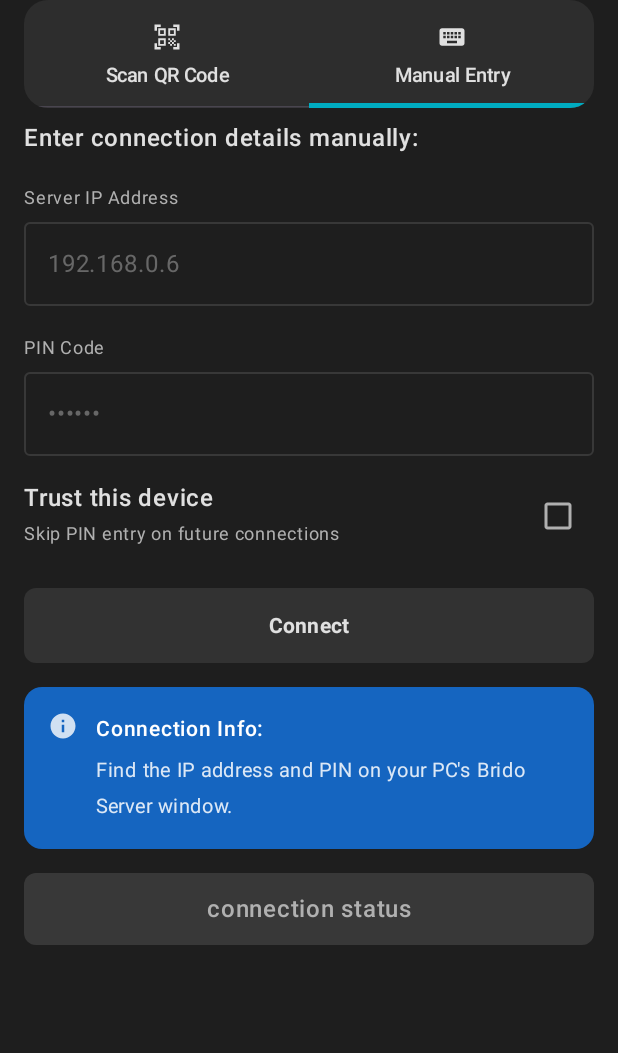
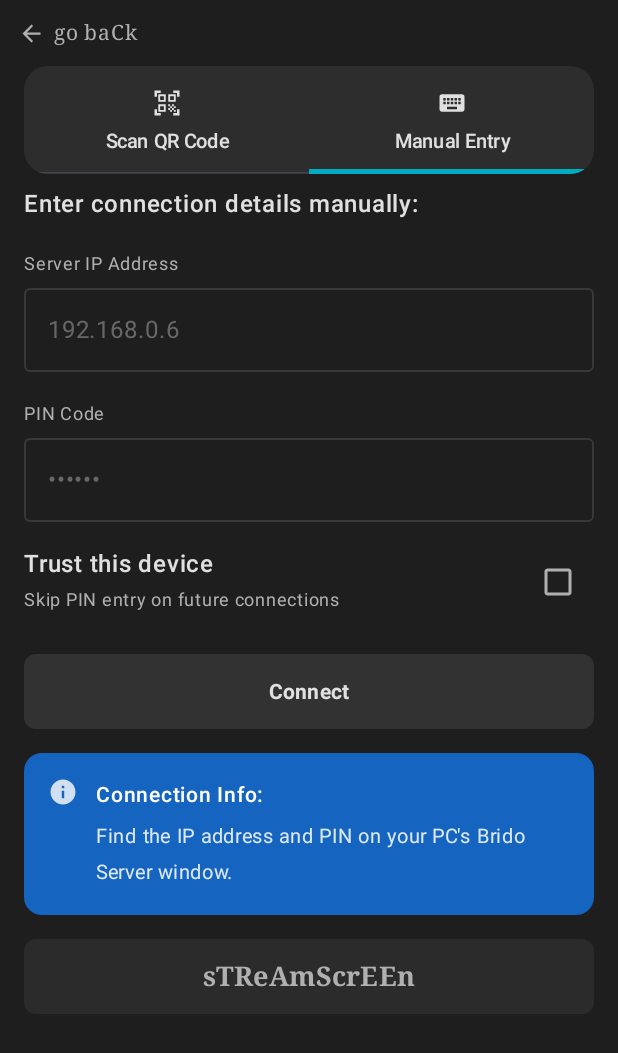
Before and after one commit to vinayakawac/brido, an Android app built with Jetpack Compose: the screen it shows after launch (MainActivity), on a phone screen of 412 x 824 dp. Shown: the top 1053 px of the screen. Run offline under Robolectric (Android 15) with nearby library versions, the light colour scheme and no system bars.

Commit message:
added back navigation in ConnectionScreen and StreamScreen; streamline navigation logic in BridoNavigation

```diff
--- a/brido_app/app/src/main/java/com/example/brido/navigation/BridoNavigation.kt
+++ b/brido_app/app/src/main/java/com/example/brido/navigation/BridoNavigation.kt
@@ -28,9 +28,7 @@ fun BridoNavigation() {
         composable(Routes.WELCOME) {
             WelcomeScreen(
                 onContinue = {
-                    navController.navigate(Routes.CONNECTION) {
-                        popUpTo(Routes.WELCOME) { inclusive = true }
-                    }
+                    navController.navigate(Routes.CONNECTION)
                 },
             )
         }
@@ -38,10 +36,11 @@ fun BridoNavigation() {
         composable(Routes.CONNECTION) {
             ConnectionScreen(
                 viewModel = viewModel,
+                onGoBack = {
+                    navController.popBackStack()
+                },
                 onConnected = {
-                    navController.navigate(Routes.STREAM) {
-                        popUpTo(Routes.CONNECTION) { inclusive = true }
-                    }
+                    navController.navigate(Routes.STREAM)
                 },
             )
         }
@@ -49,7 +48,11 @@ fun BridoNavigation() {
         composable(Routes.STREAM) {
             StreamScreen(
                 viewModel = viewModel,
+                onGoBack = {
+                    navController.popBackStack()
+                },
                 onDisconnect = {
+                    viewModel.disconnect()
                     navController.navigate(Routes.CONNECTION) {
                         popUpTo(Routes.STREAM) { inclusive = true }
                     }
--- a/brido_app/app/src/main/java/com/example/brido/screens/ConnectionScreen.kt
+++ b/brido_app/app/src/main/java/com/example/brido/screens/ConnectionScreen.kt
@@ -1,5 +1,6 @@
 package com.example.brido.screens
 
+import androidx.compose.foundation.clickable
 import androidx.compose.foundation.background
 import androidx.compose.foundation.layout.Arrangement
 import androidx.compose.foundation.layout.Box
@@ -18,6 +19,7 @@ import androidx.compose.foundation.rememberScrollState
 import androidx.compose.foundation.shape.RoundedCornerShape
 import androidx.compose.foundation.verticalScroll
 import androidx.compose.material.icons.Icons
+import androidx.compose.material.icons.automirrored.filled.ArrowBack
 import androidx.compose.material.icons.filled.CheckBox
 import androidx.compose.material.icons.filled.CheckBoxOutlineBlank
 import androidx.compose.material.icons.filled.Memory
@@ -53,6 +55,7 @@ import androidx.compose.foundation.layout.windowInsetsPadding
 import androidx.compose.ui.draw.clip
 import androidx.compose.ui.graphics.Color
 import androidx.compose.ui.graphics.vector.ImageVector
+import androidx.compose.ui.text.font.FontFamily
 import androidx.compose.ui.text.font.FontWeight
 import androidx.compose.ui.text.input.PasswordVisualTransformation
 import androidx.compose.ui.unit.dp
@@ -70,6 +73,7 @@ import com.example.brido.viewmodel.BridoViewModel
 @Composable
 fun ConnectionScreen(
     viewModel: BridoViewModel,
+    onGoBack: () -> Unit = {},
     onConnected: () -> Unit,
 ) {
     var selectedTab by remember { mutableIntStateOf(1) } // default to Manual Entry
@@ -81,6 +85,28 @@ fun ConnectionScreen(
             .windowInsetsPadding(WindowInsets.systemBars)
             .verticalScroll(rememberScrollState()),
     ) {
+        // ── Back Bar ─────────────────────────────────────────────────────
+        Row(
+            verticalAlignment = Alignment.CenterVertically,
+            modifier = Modifier
+                .fillMaxWidth()
+                .clickable { onGoBack() }
+                .padding(horizontal = 12.dp, vertical = 10.dp),
+        ) {
+            Icon(
+                Icons.AutoMirrored.Filled.ArrowBack,
+                contentDescription = "go back",
+                tint = BridoTextSecondary,
+                modifier = Modifier.size(18.dp),
+            )
+            Spacer(Modifier.width(6.dp))
+            Text(
+                "go baCk",
+                color = BridoTextSecondary,
+                fontSize = 14.sp,
+                fontFamily = FontFamily.Serif,
+            )
+        }
         // ── Tab Row ──────────────────────────────────────────────────────
         TabRow(
             selectedTabIndex = selectedTab,
@@ -279,27 +305,30 @@ private fun ManualEntryTab(
 
         Spacer(Modifier.height(16.dp))
 
-        // ── Connection Status ────────────────────────────────────────────
-        Box(
+        // ── sTReAmScrEEn Button ──────────────────────────────────────────
+        Button(
+            onClick = {
+                if (viewModel.isConnected) {
+                    onConnected()
+                } else if (!viewModel.isConnecting) {
+                    viewModel.connectionError = "Not connected. Enter IP and PIN above, then tap Connect."
+                }
+            },
             modifier = Modifier
                 .fillMaxWidth()
-                .background(BridoSurfaceVariant, RoundedCornerShape(8.dp))
-                .padding(vertical = 12.dp),
-            contentAlignment = Alignment.Center,
+                .padding(horizontal = 0.dp)
+                .height(50.dp),
+            colors = ButtonDefaults.buttonColors(
+                containerColor = if (viewModel.isConnected) BridoSurfaceVariant else BridoSurfaceVariant.copy(alpha = 0.5f),
+            ),
+            shape = RoundedCornerShape(8.dp),
         ) {
             Text(
-                text = when {
-                    viewModel.isConnected -> "Connected"
-                    viewModel.isConnecting -> "Connecting..."
-                    viewModel.connectionError != null -> "Connection failed"
-                    else -> "connection status"
-                },
-                color = when {
-                    viewModel.isConnected -> Color(0xFF4CAF50)
-                    viewModel.connectionError != null -> Color.Red
-                    else -> BridoTextSecondary
-                },
-                fontWeight = FontWeight.Medium,
+                "sTReAmScrEEn",
+                color = if (viewModel.isConnected) BridoTextPrimary else BridoTextSecondary,
+                fontWeight = FontWeight.Bold,
+                fontSize = 18.sp,
+                fontFamily = FontFamily.Serif,
             )
         }
 
```
Also changed, not shown: brido_app/app/src/main/java/com/example/brido/screens/StreamScreen.kt (+29 -1 lines).
